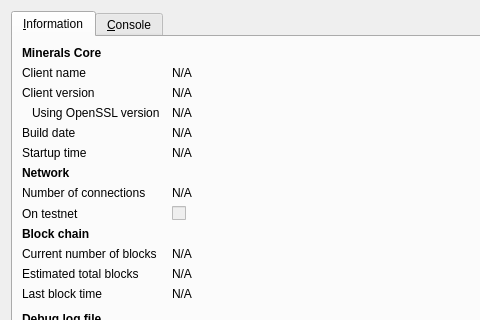
The window that src/qt/forms/rpcconsole.ui (CryptoHelp/cryptoclub) describes before a commit, drawn with Qt 5; both pictures show x 0 to 480 and y 0 to 320 of the 740 by 450 pixel window.
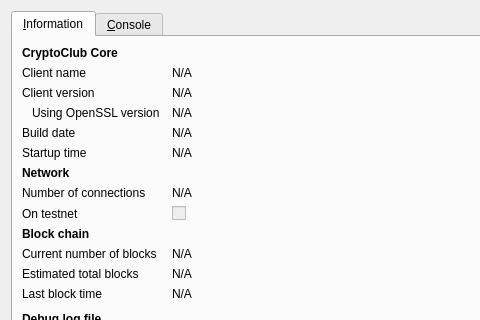
The same window after the commit. Icons and pictures are not drawn.

Patch:
```diff
--- a/src/qt/forms/rpcconsole.ui
+++ b/src/qt/forms/rpcconsole.ui
@@ -36,7 +36,7 @@
           </font>
          </property>
          <property name="text">
-          <string>Minerals Core</string>
+          <string>CryptoClub Core</string>
          </property>
         </widget>
        </item>
```
Left out of the diff: 6 changed lines with no effect on the pictures.
